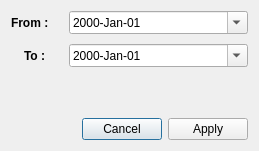
Old version of the form dateintervaldialog.ui in the repository redmoon1945/gbp.
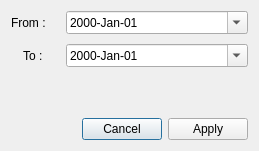
New version of the form.

```diff
--- a/dateintervaldialog.ui
+++ b/dateintervaldialog.ui
@@ -31,7 +31,7 @@
         <widget class="QLabel" name="label">
          <property name="font">
           <font>
-           <bold>true</bold>
+           <bold>false</bold>
           </font>
          </property>
          <property name="text">
@@ -43,7 +43,7 @@
         <widget class="QLabel" name="label_2">
          <property name="font">
           <font>
-           <bold>true</bold>
+           <bold>false</bold>
           </font>
          </property>
          <property name="text">
```
